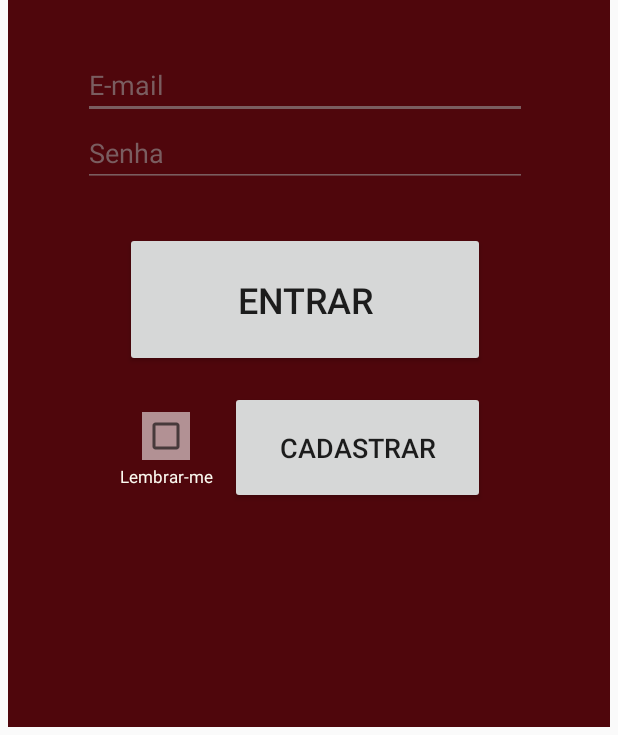
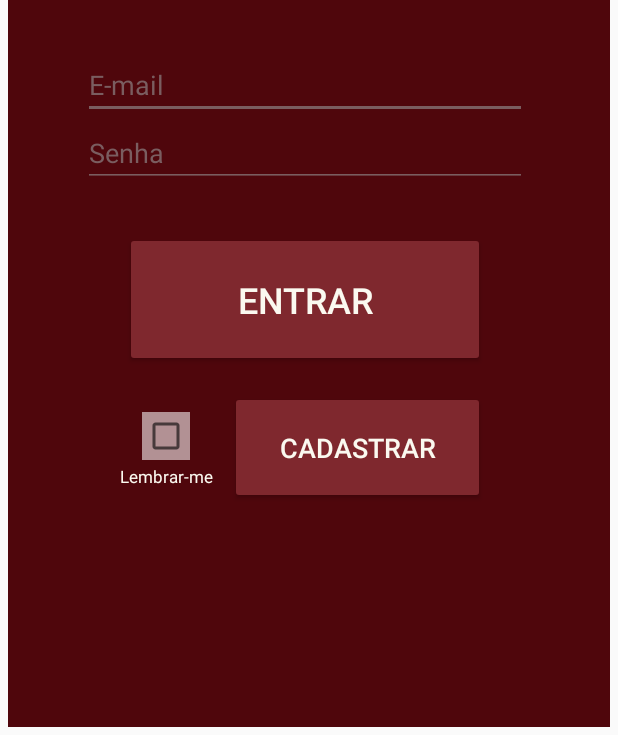
Before and after one commit to lucasSaints/RoomControl, an Android app: the screen it shows after launch (LoginActivity), on a phone screen of 412 x 824 dp, the part 501-1236 px from its top. Run offline under Robolectric (Android 15) with nearby library versions, the phone set to English and light mode, and no system bars.

Commit message:
Checklist: - Terminar layout e script da tela de gerenciar salas - Fazer layout e script da tela de gerenciar membros - Fazer layout e script da tela de "Minha Empresa"
pelo menos o endpoint de post sala ta pronto

```diff
--- a/RoomControl/app/src/main/java/com/wise/roomcontrol/activities/boss/MinhaEmpresa.java
+++ b/RoomControl/app/src/main/java/com/wise/roomcontrol/activities/boss/MeusFuncionariosActivity.java
@@ -2,6 +2,6 @@ package com.wise.roomcontrol.activities.boss;
 
 import androidx.appcompat.app.AppCompatActivity;
 
-public class MinhaEmpresa extends AppCompatActivity {
+public class MeusFuncionariosActivity extends AppCompatActivity {
 
 }
--- a/RoomControl/app/src/main/java/com/wise/roomcontrol/activities/boss/MeusFuncionarios.java
+++ b/RoomControl/app/src/main/java/com/wise/roomcontrol/activities/boss/MinhaEmpresaActivity.java
@@ -2,6 +2,6 @@ package com.wise.roomcontrol.activities.boss;
 
 import androidx.appcompat.app.AppCompatActivity;
 
-public class MeusFuncionarios extends AppCompatActivity {
+public class MinhaEmpresaActivity extends AppCompatActivity {
 
 }
--- a/RoomControl/app/src/main/java/com/wise/roomcontrol/adapters/AuxAdapter.java
+++ b/RoomControl/app/src/main/java/com/wise/roomcontrol/adapters/AuxAdapter.java
@@ -40,7 +40,7 @@ public class AuxAdapter extends BaseAdapter {
 
     @Override
     public View getView(int position, View convertView, ViewGroup parent) {
-        View viewCriada = LayoutInflater.from(context).inflate(R.layout.opcao_item, parent, false);
+        View viewCriada = LayoutInflater.from(context).inflate(R.layout.item_opcao, parent, false);
         TextView nomeOpcao = viewCriada.findViewById(R.id.empresaNome);
         TextView description = viewCriada.findViewById(R.id.empresaLogradouro);
         nomeOpcao.setText(listaEmpresas.get(position).getNome());
--- a/RoomControl/app/src/main/java/com/wise/roomcontrol/adapters/ListaReunioesAdapter.java
+++ b/RoomControl/app/src/main/java/com/wise/roomcontrol/adapters/ListaReunioesAdapter.java
@@ -74,7 +74,7 @@ public class ListaReunioesAdapter extends BaseAdapter {
     @Override
     public View getView(int position, View convertView, ViewGroup parent) {
         //ordena();
-        View viewCriada = LayoutInflater.from(context).inflate(R.layout.reuniaolista_item, parent, false);
+        View viewCriada = LayoutInflater.from(context).inflate(R.layout.item_reuniaolista, parent, false);
         Reuniao reuniao = reunioes.get(position);
         TextView sala = viewCriada.findViewById(R.id.Sala); // Insere texto de nome da sala
         sala.setText(reuniao.getLugar().getName());         //    ''      ''       ''
--- a/RoomControl/app/src/main/res/layout/activity_login.xml
+++ b/RoomControl/app/src/main/res/layout/activity_login.xml
@@ -53,6 +53,36 @@
                 app:layout_constraintStart_toStartOf="parent"
                 app:layout_constraintTop_toTopOf="parent" />
 
+            <!--com.google.android.material.textfield.TextInputLayout
+                android:id="@+id/email"
+                android:layout_width="0dp"
+                android:layout_height="wrap_content"
+                android:layout_marginLeft="55dp"
+                android:layout_marginTop="30dp"
+                android:layout_marginRight="55dp"
+                android:background="@color/colorDesaturated"
+                android:backgroundTint="#7a5d60"
+                android:hint="@string/prompt_email"
+                android:selectAllOnFocus="true"
+                android:shadowColor="#14000000"
+                android:textColor="@color/colorText"
+                android:textColorHint="#7a5d60"
+                android:textColorLink="#6FFFC5"
+                app:boxBackgroundColor="@color/colorDesaturated"
+                app:counterTextColor="@color/colorText"
+                app:layout_constraintEnd_toEndOf="parent"
+                app:layout_constraintStart_toStartOf="parent"
+                app:layout_constraintTop_toTopOf="parent">
+
+                <com.google.android.material.textfield.TextInputEditText
+                    android:id="@+id/emailEdit"
+                    android:layout_width="match_parent"
+                    android:layout_height="wrap_content"
+                    android:textColor="@color/colorText"
+                    android:textColorHint="@color/colorGreyText" />
+
+            </com.google.android.material.textfield.TextInputLayout-->
+
             <EditText
                 android:id="@+id/password"
                 android:layout_width="0dp"
@@ -69,13 +99,38 @@
                 app:layout_constraintStart_toStartOf="@+id/email"
                 app:layout_constraintTop_toBottomOf="@+id/email" />
 
+            <!--com.google.android.material.textfield.TextInputLayout
+                android:id="@+id/password"
+                android:layout_width="0dp"
+                android:layout_height="wrap_content"
+                android:hint="@string/prompt_password"
+                android:selectAllOnFocus="true"
+                android:textColor="@color/colorText"
+                android:textColorHint="#7a5d60"
+                app:boxBackgroundColor="@color/colorDesaturated"
+                app:counterTextColor="@color/colorText"
+                app:endIconMode="password_toggle"
+                app:layout_constraintEnd_toEndOf="@+id/email"
+                app:layout_constraintStart_toStartOf="@+id/email"
+                app:layout_constraintTop_toBottomOf="@+id/email">
+
+                <com.google.android.material.textfield.TextInputEditText
+                    android:id="@+id/passwordEdit"
+                    android:layout_width="match_parent"
+                    android:layout_height="wrap_content"
+                    android:inputType="textPassword" />
+
+            </com.google.android.material.textfield.TextInputLayout-->
+
             <Button
                 android:id="@+id/login"
                 android:layout_width="240dp"
                 android:layout_height="90dp"
                 android:layout_marginTop="30dp"
                 android:text="@string/action_sign_in_short"
+                android:textColor="@color/colorText"
                 android:textSize="24sp"
+                app:backgroundTint="@color/colorSecondary"
                 app:layout_constraintEnd_toEndOf="@+id/password"
                 app:layout_constraintStart_toStartOf="@+id/password"
                 app:layout_constraintTop_toBottomOf="@+id/password" />
@@ -86,7 +141,9 @@
                 android:layout_height="75dp"
                 android:layout_marginTop="16dp"
                 android:text="@string/register"
+                android:textColor="@color/colorText"
                 android:textSize="18sp"
+                app:backgroundTint="@color/colorSecondary"
                 app:layout_constraintEnd_toEndOf="@+id/login"
                 app:layout_constraintHorizontal_bias="1.0"
                 app:layout_constraintStart_toStartOf="@+id/login"
--- a/RoomControl/app/src/main/res/values/colors.xml
+++ b/RoomControl/app/src/main/res/values/colors.xml
@@ -2,9 +2,9 @@
 <resources>
     <color name="colorPrimary">#4f060c</color>
     <color name="colorPrimaryAlt">#3D0911</color>
-    <color name="colorSecondary">#702127</color>
-    <color name="colorDesaturated">#361417</color>
-    <color name="colorAccent">#D81B60</color>
+    <color name="colorSecondary">#7F282E</color>
+    <color name="colorDesaturated">#491016</color>
+    <color name="colorAccent">#F12746</color>
     <color name="colorText">#FBF9F0</color>
     <color name="colorSelector">#fff173</color>
     <color name="colorGreyText">#B29194</color>
--- a/RoomControl/app/src/main/res/values/strings.xml
+++ b/RoomControl/app/src/main/res/values/strings.xml
@@ -40,4 +40,5 @@
     <string name="menu_tools">Tools</string>
     <string name="menu_share">Share</string>
     <string name="menu_send">Send</string>
+    <string name="server_conection_problem_try_again_later">Não foi possível conectar-se ao servidor. Tente novamente mais tarde</string>
 </resources>
--- a/RoomControl/app/src/main/res/values/styles.xml
+++ b/RoomControl/app/src/main/res/values/styles.xml
@@ -7,6 +7,10 @@
         <item name="colorPrimaryDark">@color/colorSecondary</item>
         <item name="colorAccent">@color/colorAccent</item>
     </style>
+
+    <!--style name="MaterialEdittext" parent="Widget.MaterialComponents.TextInputLayout.FilledBox">
+        <item name="android:colorControlActivated">@color/colorGreyText</item>
+    </style-->
 
     <style name="Title" parent="TextAppearance.AppCompat.Widget.ActionBar.Title">
         <item name="android:textSize">21sp</item>
```
Also changed, not shown: RoomControl/app/src/main/AndroidManifest.xml (+5 -3 lines), RoomControl/app/src/main/java/com/wise/roomcontrol/activities/MainActivity.java (+6 -9 lines), RoomControl/app/src/main/java/com/wise/roomcontrol/activities/boss/MinhasSalasActivity.java (renamed from RoomControl/app/src/main/java/com/wise/roomcontrol/activities/boss/MinhasSalas.java, +13 -3 lines), RoomControl/app/src/main/res/layout/activity_form_salas.xml (added, +292 -0 lines), RoomControl/app/src/main/res/layout/activity_salas.xml (+41 -18 lines), RoomControl/app/src/main/res/layout/item_sala.xml (added, +12 -0 lines), RoomControl/app/src/main/res/layout/item_opcao.xml (renamed from RoomControl/app/src/main/res/layout/opcao_item.xml), RoomControl/app/src/main/res/layout/item_reuniaolista.xml (renamed from RoomControl/app/src/main/res/layout/reuniaolista_item.xml).
